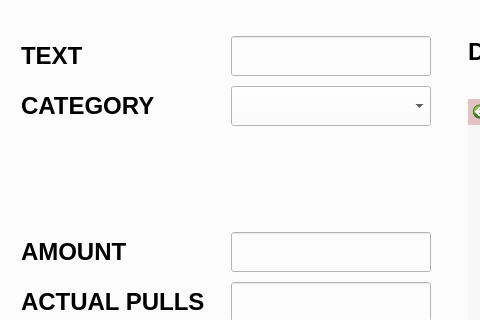
Qt form addEventTab.ui (Ablesh1/primogems_counter_2022) before a commit; both pictures show x 0 to 480 and y 0 to 320 of the 1000 by 600 pixel window.
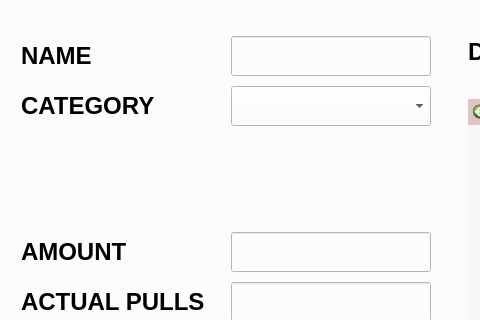
The same form after that commit.

```diff
--- a/addEventTab.ui
+++ b/addEventTab.ui
@@ -106,7 +106,7 @@
         <string notr="true">background-color: rgb(252,252,252)</string>
        </property>
        <property name="text">
-        <string>TEXT</string>
+        <string>NAME</string>
        </property>
        <property name="alignment">
         <set>Qt::AlignLeading|Qt::AlignLeft|Qt::AlignVCenter</set>
```
Left out of the diff: 24 changed lines with no effect on the pictures.
